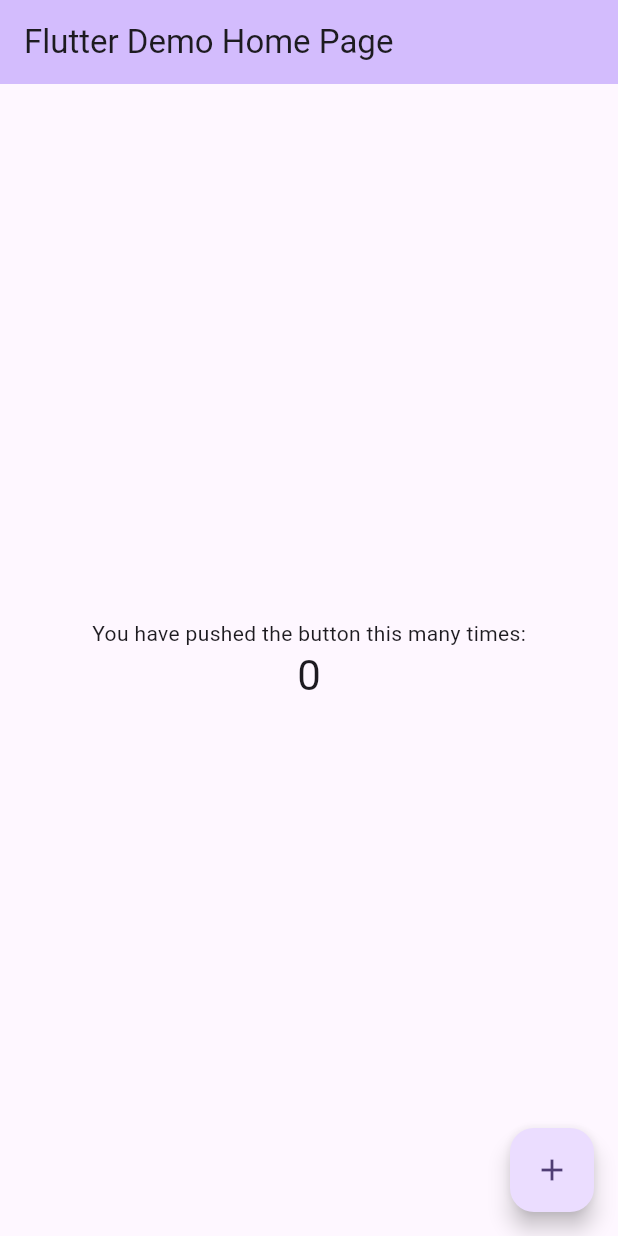
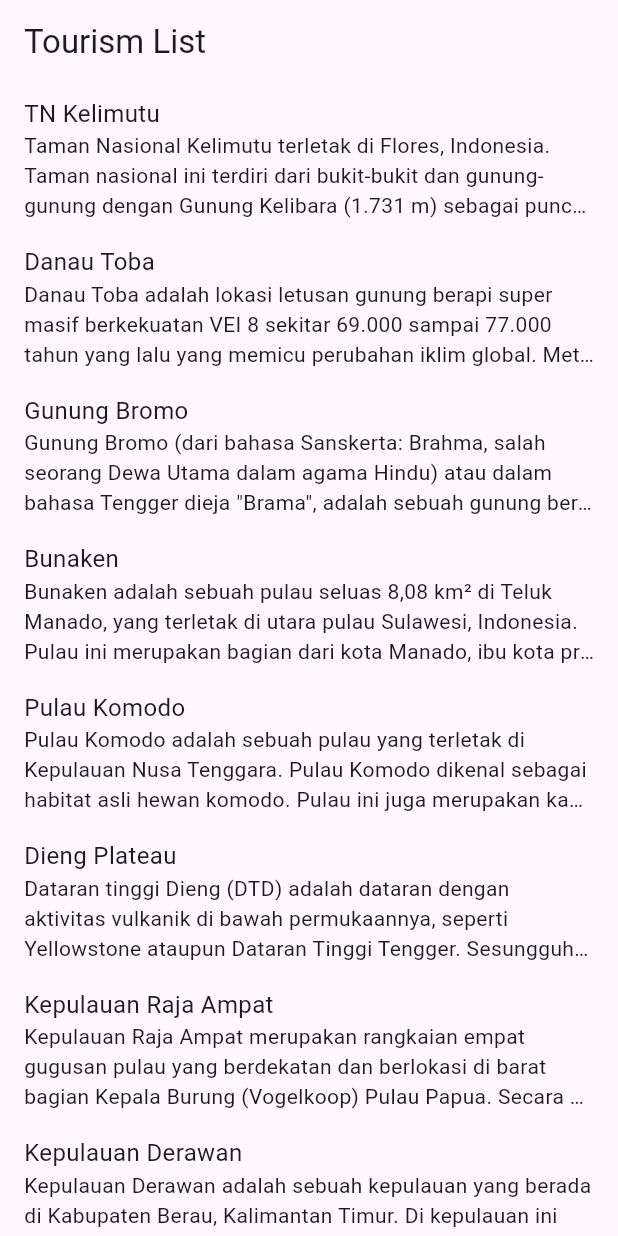
Before and after one commit to bobipermanasandi/tourism, a Flutter app: the screen it shows after launch, on a phone screen of 412 x 824 dp. Run offline on Flutter 3.47's test engine with Material 3 defaults, Android fonts, the phone set to English and light mode, and no system bars.

Commit message:
reusable widget

```diff
--- a/lib/main.dart
+++ b/lib/main.dart
@@ -1,4 +1,6 @@
 import 'package:flutter/material.dart';
+
+import 'package:tourism/screen/home/home_screen.dart';
 
 void main() {
   runApp(const MyApp());
@@ -10,60 +12,14 @@
   @override
   Widget build(BuildContext context) {
     return MaterialApp(
-      title: 'Tourism',
+      title: 'Flutter Demo',
       theme: ThemeData(
-        colorScheme: ColorScheme.fromSeed(seedColor: Colors.deepPurple),
+        colorScheme: ColorScheme.fromSeed(
+          seedColor: Colors.deepPurple,
+        ),
         useMaterial3: true,
       ),
-      home: const MyHomePage(title: 'Flutter Demo Home Page'),
+      home: HomeScreen(),
     );
   }
 }
-
-class MyHomePage extends StatefulWidget {
-  const MyHomePage({super.key, required this.title});
-
-  final String title;
-
-  @override
-  State<MyHomePage> createState() => _MyHomePageState();
-}
-
-class _MyHomePageState extends State<MyHomePage> {
-  int _counter = 0;
-
-  void _incrementCounter() {
-    setState(() {
-      _counter++;
-    });
-  }
-
-  @override
-  Widget build(BuildContext context) {
-    return Scaffold(
-      appBar: AppBar(
-        backgroundColor: Theme.of(context).colorScheme.inversePrimary,
-        title: Text(widget.title),
-      ),
-      body: Center(
-        child: Column(
-          mainAxisAlignment: MainAxisAlignment.center,
-          children: <Widget>[
-            const Text(
-              'You have pushed the button this many times:',
-            ),
-            Text(
-              '$_counter',
-              style: Theme.of(context).textTheme.headlineMedium,
-            ),
-          ],
-        ),
-      ),
-      floatingActionButton: FloatingActionButton(
-        onPressed: _incrementCounter,
-        tooltip: 'Increment',
-        child: const Icon(Icons.add),
-      ),
-    );
-  }
-}
--- /dev/null
+++ b/lib/model/tourism.dart
@@ -0,0 +1,171 @@
+
+class Tourism {
+ final int id;
+ final String name;
+ final String description;
+ final String address;
+ final double longitude;
+ final double latitude;
+ final int like;
+ final String image;
+
+ Tourism({
+   required this.id,
+   required this.name,
+   required this.description,
+   required this.address,
+   required this.longitude,
+   required this.latitude,
+   required this.like,
+   required this.image,
+ });
+}
+
+
+
+final List<Tourism> tourismList = [
+  Tourism(
+    id: 1,
+    name: 'TN Kelimutu',
+    description:
+        'Taman Nasional Kelimutu terletak di Flores, Indonesia. Taman nasional ini terdiri dari bukit-bukit dan gunung-gunung dengan Gunung Kelibara (1.731 m) sebagai puncak tertinggi. Gunung Kelimutu, terdapat danau Danau tiga warna yang juga merupakan tempat dari Taman Nasional Kelimutu.\n\nDi dalam Taman Nasional Kelimutu, terdapat arboretum, hutan kecil seluas 4,5 hektare yang mewakili koleksi keanekaragaman flora di daerah tersebut. Di sana terdapat 78 jenis pohon yang dikelompokkan ke dalam 36 suku. Beberapa koleksi flora yang merupakan endemik Kelimutu adalah uta onga (Begonia kelimutuensis), turuwara (Rhododendron renschianum), dan arngoni (Vaccinium varingiaefolium).',
+    address: 'Detusoko, Kabupaten Ende, NTT',
+    longitude: 121.791432,
+    latitude: -8.7415482,
+    like: 57,
+    image:
+        'https://upload.wikimedia.org/wikipedia/commons/thumb/8/83/Kelimutu_2008-08-08.jpg/800px-Kelimutu_2008-08-08.jpg',
+  ),
+  Tourism(
+    id: 2,
+    name: 'Danau Toba',
+    description:
+        'Danau Toba adalah lokasi letusan gunung berapi super masif berkekuatan VEI 8 sekitar 69.000 sampai 77.000 tahun yang lalu yang memicu perubahan iklim global. Metode penanggalan terkini menetapkan bahwa 74.000 tahun yang lalu lebih akurat. Letusan ini merupakan letusan eksplosif terbesar di Bumi dalam kurun 25 juta tahun terakhir. Menurut teori bencana Toba, letusan ini berdampak besar bagi populasi manusia di seluruh dunia; dampak letusan menewaskan sebagian besar manusia yang hidup waktu itu dan diyakini menyebabkan penyusutan populasi di Afrika timur tengah dan India sehingga memengaruhi genetika populasi manusia di seluruh dunia sampai sekarang.',
+    address: 'Kota Pematang Siantar, Sumatera Utara',
+    longitude: 98.8932576,
+    latitude: 2.6540427,
+    like: 12,
+    image:
+        'https://cdn.pixabay.com/photo/2016/12/09/11/51/lake-toba-1894746_960_720.jpg',
+  ),
+  Tourism(
+    id: 3,
+    name: 'Gunung Bromo',
+    description:
+        'Gunung Bromo (dari bahasa Sanskerta: Brahma, salah seorang Dewa Utama dalam agama Hindu) atau dalam bahasa Tengger dieja "Brama", adalah sebuah gunung berapi aktif di Jawa Timur, Indonesia. Gunung ini memiliki ketinggian 2.329 meter di atas permukaan laut dan berada dalam empat wilayah kabupaten, yakni Kabupaten Probolinggo, Kabupaten Pasuruan, Kabupaten Lumajang, dan Kabupaten Malang. Gunung Bromo terkenal sebagai objek wisata utama di Jawa Timur. Sebagai sebuah objek wisata, Bromo menjadi menarik karena statusnya sebagai gunung berapi yang masih aktif. Gunung Bromo termasuk dalam kawasan Taman Nasional Bromo Tengger Semeru.\n\nBentuk tubuh Gunung Bromo bertautan antara lembah dan ngarai dengan kaldera atau lautan pasir seluas sekitar 10 kilometer persegi. Ia mempunyai sebuah kawah dengan garis tengah ± 800 meter (utara-selatan) dan ± 600 meter (timur-barat). Sedangkan daerah bahayanya berupa lingkaran dengan jari-jari 4 km dari pusat kawah Bromo.',
+    address: 'Podokoyo, Tosari, Pasuruan',
+    longitude: 112.9355026,
+    latitude: -7.9424931,
+    like: 88,
+    image:
+        'https://images.unsplash.com/photo-1505993597083-3bd19fb75e57?ixlib=rb-1.2.1&ixid=eyJhcHBfaWQiOjEyMDd9&auto=format&fit=crop&w=1354&q=80',
+  ),
+  Tourism(
+    id: 4,
+    name: 'Bunaken',
+    description:
+        'Bunaken adalah sebuah pulau seluas 8,08 km² di Teluk Manado, yang terletak di utara pulau Sulawesi, Indonesia. Pulau ini merupakan bagian dari kota Manado, ibu kota provinsi Sulawesi Utara, Indonesia. Pulau Bunaken dapat di tempuh dengan kapal cepat (speed boat) atau kapal sewaan dengan perjalanan sekitar 30 menit dari pelabuhan kota Manado. Di sekitar pulau Bunaken terdapat taman laut Bunaken yang merupakan bagian dari Taman Nasional Bunaken. Taman laut ini memiliki biodiversitas kelautan salah satu yang tertinggi di dunia. Selam scuba menarik banyak pengunjung ke pulau ini. Secara keseluruhan taman laut Bunaken meliputi area seluas 75.265 hektare dengan lima pulau yang berada di dalamnya, yakni Pulau Manado Tua (Manarauw), Pulau Bunaken, Pulau Siladen, Pulau Mantehage berikut beberapa anak pulaunya, dan Pulau Naen. Meskipun meliputi area 75.265 hektare, lokasi penyelaman (diving) hanya terbatas di masing-masing pantai yang mengelilingi kelima pulau itu.',
+    address: 'Bunaken, Kabupaten Minahasa, Sulawesi Utara.',
+    longitude: 124.7601806,
+    latitude: 1.6231908,
+    like: 60,
+    image:
+        'https://upload.wikimedia.org/wikipedia/commons/thumb/5/5a/Sunset_at_Bunaken_Island%2C_Sulawesi%2C_2016.jpg/800px-Sunset_at_Bunaken_Island%2C_Sulawesi%2C_2016.jpg',
+  ),
+  Tourism(
+    id: 5,
+    name: 'Pulau Komodo',
+    description:
+        'Pulau Komodo adalah sebuah pulau yang terletak di Kepulauan Nusa Tenggara. Pulau Komodo dikenal sebagai habitat asli hewan komodo. Pulau ini juga merupakan kawasan Taman Nasional Komodo yang dikelola oleh Pemerintah Pusat. Pulau Komodo berada di sebelah timur Pulau Sumbawa, yang dipisahkan oleh Selat Sape. Di Pulau Komodo, hewan komodo hidup dan berkembang biak dengan baik. Hingga Agustus 2009, di pulau ini terdapat sekitar 1300 ekor komodo. Ditambah dengan pulau lain, seperti Pulau Rinca dan dan Gili Motang, jumlah mereka keseluruhan mencapai sekitar 2500 ekor. Ada pula sekitar 100 ekor komodo di Cagar Alam Wae Wuul di daratan Pulau Flores tapi tidak termasuk wilayah Taman Nasional Komodo.',
+    address: 'Kabupaten Manggarai Barat, NTT',
+    longitude: 119.332549,
+    latitude: -8.5892072,
+    like: 56,
+    image:
+        'https://cdn.pixabay.com/photo/2020/03/21/19/40/komodo-trekking-4955035_960_720.jpg',
+  ),
+  Tourism(
+    id: 6,
+    name: 'Dieng Plateau',
+    description:
+        'Dataran tinggi Dieng (DTD) adalah dataran dengan aktivitas vulkanik di bawah permukaannya, seperti Yellowstone ataupun Dataran Tinggi Tengger. Sesungguhnya ia adalah kaldera dengan gunung-gunung di sekitarnya sebagai tepinya. Terdapat banyak kawah sebagai tempat keluarnya gas, uap air dan berbagai material vulkanik lainnya. Keadaan ini sangat berbahaya bagi penduduk yang menghuni wilayah itu, terbukti dengan adanya bencana letusan gas Kawah Sinila 1979. Tidak hanya gas beracun, tetapi juga dapat dimungkinkan terjadi gempa bumi, letusan lumpur, tanah longsor, dan banjir.',
+    address: 'Batur, Banjarnegara, Jawa Tengah',
+    longitude: 109.8994385,
+    latitude: -7.2149012,
+    like: 46,
+    image:
+        'https://cdn.pixabay.com/photo/2018/12/03/14/01/mount-prau-3853489_960_720.jpg',
+  ),
+  Tourism(
+    id: 7,
+    name: 'Kepulauan Raja Ampat',
+    description:
+        'Kepulauan Raja Ampat merupakan rangkaian empat gugusan pulau yang berdekatan dan berlokasi di barat bagian Kepala Burung (Vogelkoop) Pulau Papua. Secara administrasi, gugusan ini berada di bawah Kabupaten Raja Ampat, Provinsi Papua Barat. Kepulauan ini sekarang menjadi tujuan para penyelam yang tertarik akan keindahan pemandangan bawah lautnya. Empat gugusan pulau yang menjadi anggotanya dinamakan menurut empat pulau terbesarnya, yaitu Pulau Waigeo, Pulau Misool, Pulau Salawati, dan Pulau Batanta.',
+    address: 'Kabupaten Raja Ampat, Papua Barat',
+    longitude: 130.5079122,
+    latitude: -0.233333,
+    like: 10,
+    image:
+        'https://images.unsplash.com/photo-1516690561799-46d8f74f9abf?ixlib=rb-1.2.1&ixid=eyJhcHBfaWQiOjEyMDd9&auto=format&fit=crop&w=1350&q=80',
+  ),
+  Tourism(
+    id: 8,
+    name: 'Kepulauan Derawan',
+    description:
+        'Kepulauan Derawan adalah sebuah kepulauan yang berada di Kabupaten Berau, Kalimantan Timur. Di kepulauan ini terdapat sejumlah objek wisata bahari menawan, salah satunya Taman Bawah Laut yang diminati wisatawan mancanegara terutama para penyelam kelas dunia.\n\nKepulauan Derawan memiliki tiga kecamatan yaitu, Pulau Derawan, Maratua, dan Biduk Biduk, Berau.\n\nSedikitnya ada empat pulau yang terkenal di kepulauan tersebut, yakni Pulau Maratua, Derawan, Sangalaki, dan Kakaban yang ditinggali satwa langka penyu hijau dan penyu sisik.',
+    address: 'Kabupaten Berau, Kalimantan Timur',
+    longitude: 118.2414973,
+    latitude: 2.2842912,
+    like: 5,
+    image:
+        'https://upload.wikimedia.org/wikipedia/commons/4/4e/Derawan_Island_East_Kalimantan.jpg',
+  ),
+  Tourism(
+    id: 9,
+    name: 'Kawah Putih',
+    description:
+        'Kawah Putih adalah sebuah tempat wisata di Jawa Barat yang terletak di desa Alam Endah, Kecamatan Rancabali, Kabupaten Bandung Jawa Barat yang terletak di kaki Gunung Patuha. Kawah putih merupakan sebuah danau yang terbentuk dari letusan Gunung Patuha. Tanah yang bercampur belerang di sekitar kawah ini berwarna putih, lalu warna air yang berada di kawah ini berwarna putih kehijauan, yang unik dari kawah ini adalah airnya kadang berubah warna. Danau Kawah Putih sendiri berada pada ketinggian 2194 m tapi luas total Danau Kawah Putih 25 ha yang dipakai wisata 5 ha dan lokasi kawah sendiri 3 ha',
+    address: 'Sugihmukti, Kec. Pasirjambu, Bandung',
+    longitude: 107.399951,
+    latitude: -7.166154,
+    like: 94,
+    image:
+        'https://upload.wikimedia.org/wikipedia/commons/thumb/f/ff/Kawah_Putih_from_the_bottom%2C_Bandung_Regency%2C_2014-08-21.jpg/800px-Kawah_Putih_from_the_bottom%2C_Bandung_Regency%2C_2014-08-21.jpg',
+  ),
+  Tourism(
+    id: 10,
+    name: 'Pantai Tanjung Tinggi',
+    description:
+        'Keistimewaan dari pantai ini adalah batu granit yang beraneka ragam ukurannya, dari yang hanya beberapa meter kubik hingga ratusan meter kubik. Saat matahari mulai terbenam pantai tanjung tinggi akan memancarkan pesona kecantikaannya yang luar biasa. Dengan keindahan pantai yang memiliki khas tersendiri sehingga membuat pantai tanjung tinggi banyak dikenal oleh para wisatawan luar daerah maupun luar negeri. Pantai Tanjung Tinggi ini pernah dijadikan lokasi shuting film Laskar Pelangi dan Sang Pemimpi, jadi tak jarang para wisatawan luar menyebut pantai tanjung tinggi ini dengan sebutan pantai Laskar Pelangi.',
+    address: 'Kecamatan Sijuk, Kabupaten Belitung, Bangka Belitung',
+    longitude: 107.7115838,
+    latitude: -2.5517187,
+    like: 78,
+    image:
+        'https://upload.wikimedia.org/wikipedia/commons/thumb/2/26/Tanjung_Tinggi_Beach%2C_Bangka-Belitung_Province%2C_Indonesia.jpg/800px-Tanjung_Tinggi_Beach%2C_Bangka-Belitung_Province%2C_Indonesia.jpg',
+  ),
+  Tourism(
+    id: 11,
+    name: 'Banda Neira',
+    description:
+        'Banda Neira menawarkan keindahan alam yang menakjubkan. Pulau-pulau di sekitarnya dikelilingi oleh air laut yang jernih dan berwarna biru kehijauan. Snorkeling dan menyelam di perairan ini akan memperkenalkan Anda pada keanekaragaman hayati bawah laut yang memukau, termasuk terumbu karang yang indah dan ikan-ikan warna-warni. Jangan lewatkan pula Gunung Api, sebuah gunung berapi yang menjulang tinggi dan dapat diakses dengan mendaki. Dari puncaknya, Anda akan disuguhi panorama luar biasa dari kepulauan ini. Banda Neira adalah tempat di mana sejarah dan keindahan alam berkumpul, menjadikannya destinasi wisata yang mempesona bagi para pengunjung yang mencari petualangan dan keunikan.',
+    address: 'Kepulauan Banda, Maluku',
+    longitude: 129.9167,
+    latitude: -4.5333,
+    like: 103,
+    image:
+        'https://upload.wikimedia.org/wikipedia/commons/thumb/a/aa/Bandaneira-0039.JPG/1600px-Bandaneira-0039.JPG',
+  ),
+  Tourism(
+    id: 12,
+    name: 'Air Terjun Wafsarak',
+    description:
+        'Air Terjun Wafsarak, tersembunyi di pedalaman Papua, memukau pengunjung dengan keindahan alam yang masih alami dan menakjubkan. Terletak di tengah hutan hujan yang lebat, air terjun ini menawarkan pemandangan spektakuler dengan air yang jatuh dari ketinggian dan membentuk kolam air yang jernih di bawahnya. Suasana sekitar yang hijau dan segar menambah pesona tempat ini, sementara suara gemericik air yang tenang memberikan pengalaman yang menenangkan. Mencapai Air Terjun Wafsarak mungkin melibatkan petualangan melewati jalur-jalur hutan dan sungai, tetapi keindahan alam yang memukau di ujung perjalanan membuat setiap upaya terbayar. Tempat ini adalah surga tersembunyi yang mengundang para pencinta alam dan petualang untuk menjelajahi keajaiban alam Papua yang autentik.',
+    address: 'Biak Utara, Papua Barat',
+    longitude: 135.3712612,
+    latitude: -0.7914797,
+    like: 103,
+    image:
+        'https://ik.imagekit.io/tvlk/blog/2021/12/Destinasi-Wisata-Biak-Numfor-Air-Terjun-Wafsarak-Shutterstock.jpg?tr=dpr-2,w-675',
+  ),
+];
--- /dev/null
+++ b/lib/screen/home/home_screen.dart
@@ -0,0 +1,29 @@
+import 'package:flutter/material.dart';
+import 'package:tourism/model/tourism.dart';
+
+import 'tourism_card_widget.dart';
+
+class HomeScreen extends StatelessWidget {
+  const HomeScreen({
+    super.key,
+  });
+
+  @override
+  Widget build(BuildContext context) {
+    return Scaffold(
+      appBar: AppBar(
+        title: const Text("Tourism List"),
+      ),
+      body: ListView.builder(
+        itemCount: tourismList.length,
+        itemBuilder: (context, index) {
+          final tourism = tourismList[index];
+
+          return TourismCard(
+            tourism: tourism,
+          );
+        },
+      ),
+    );
+  }
+}
--- /dev/null
+++ b/lib/screen/home/tourism_card_widget.dart
@@ -0,0 +1,40 @@
+import 'package:flutter/material.dart';
+import 'package:tourism/model/tourism.dart';
+
+class TourismCard extends StatelessWidget {
+  const TourismCard({
+    super.key,
+    required this.tourism,
+  });
+
+  final Tourism tourism;
+
+  @override
+  Widget build(BuildContext context) {
+    return Padding(
+      padding: const EdgeInsets.symmetric(
+        vertical: 8,
+        horizontal: 16,
+      ),
+      child: Column(
+        crossAxisAlignment: CrossAxisAlignment.start,
+        mainAxisAlignment: MainAxisAlignment.start,
+        mainAxisSize: MainAxisSize.min,
+        children: [
+          Text(
+            tourism.name,
+            style: const TextStyle(
+              fontSize: 16,
+            ),
+          ),
+          Text(
+            tourism.description,
+            maxLines: 3,
+            overflow: TextOverflow.ellipsis,
+            softWrap: true,
+          ),
+        ],
+      ),
+    );
+  }
+}
```
